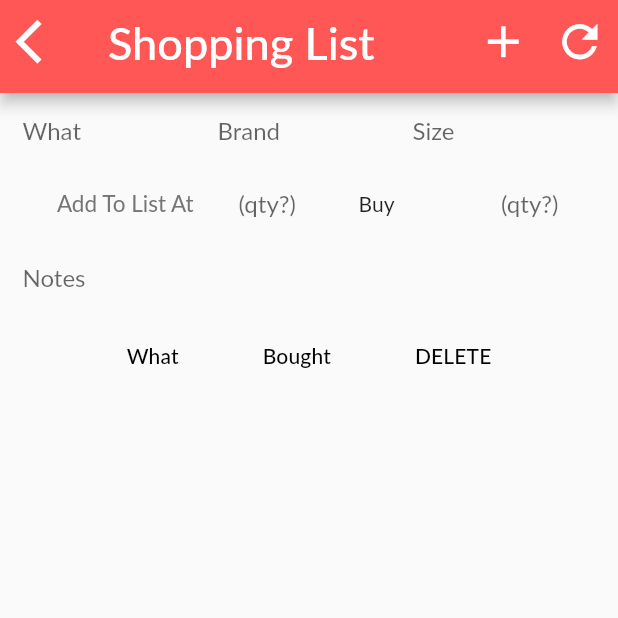
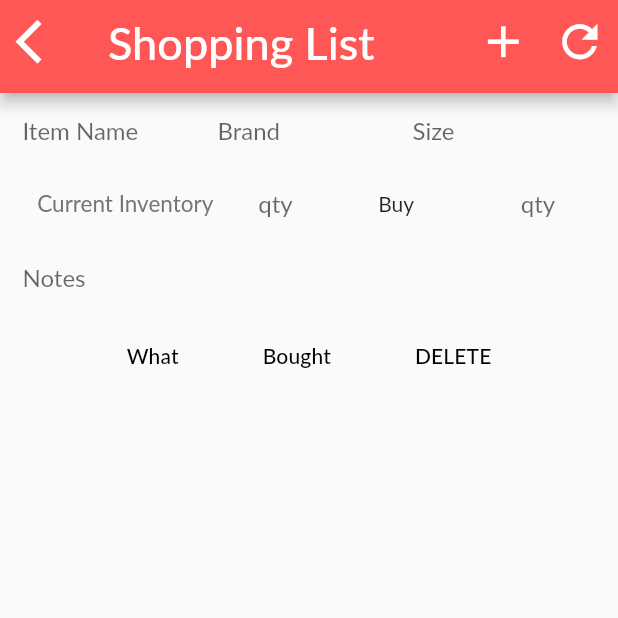
Before and after one commit to jamiesonshayna/LookToTheCook, a Flutter app: the UserShopScreen screen opened by its route, on a phone screen of 412 x 824 dp, the top half of it. Run offline on Flutter 3.47's test engine with Material 2 defaults, Android fonts, the phone set to English and light mode, and no system bars; our stand-ins replace auto_size_text, connectivity, flutter_secure_storage, flutter_spinkit, font_awesome_flutter, modal_progress_hud and 1 more; missing offline and left inert: amazon_cognito_identity_dart; accounts and stored records are empty; network calls fail; Roboto replaces fonts that are missing (Lato).

Commit message:
Refactor shopping/inventory labels

```diff
--- a/look_to_the_cook/lib/views/user_inventory_screen.dart
+++ b/look_to_the_cook/lib/views/user_inventory_screen.dart
@@ -442,7 +442,7 @@ class item extends State<UserInvScreen>{
                   children: <Widget>[
                     Padding(
                       padding: EdgeInsets.all(10.0),
-                        child: Text("Add To Shopping At:", style:
+                        child: Text("Add To Shopping At", style:
                         TextStyle(
                           color: Colors.grey[600],
                           fontSize: 15.0
@@ -496,7 +496,7 @@ class item extends State<UserInvScreen>{
                 ),
               ),
                 OutlineButton(
-                  child: Text('-1 Used'),
+                  child: Text('Used (-1 Qty)'),
                   onPressed: () {
                     // will delete one qty of item from inventory
                     __useItemFromInventory(_selectedInventory);
--- a/look_to_the_cook/lib/views/user_shop_screen.dart
+++ b/look_to_the_cook/lib/views/user_shop_screen.dart
@@ -352,7 +352,7 @@ class item extends State<UserShopScreen>{
                       child:TextField(
                         controller: _whatController,
                         decoration: InputDecoration.collapsed(
-                          hintText: 'What',
+                          hintText: 'Item Name',
                         ),
                       ),
                     ),
@@ -389,7 +389,7 @@ class item extends State<UserShopScreen>{
                   children: <Widget>[
                     Padding(
                       padding: EdgeInsets.all(15.0),
-                      child: Text("Add To List At",
+                      child: Text("Current Inventory",
                         style: TextStyle(
                           color: Colors.grey[600],
                           fontSize: 15.0
@@ -403,7 +403,7 @@ class item extends State<UserShopScreen>{
                         child:TextField(
                           controller: _alertQtyController,
                           decoration: InputDecoration.collapsed(
-                            hintText: '(qty?)',
+                            hintText: 'qty',
                           ),
                         ),
                       ),
@@ -422,7 +422,7 @@ class item extends State<UserShopScreen>{
                         child:TextField(
                           controller: _shoppingListQtyController,
                           decoration: InputDecoration.collapsed(
-                            hintText: '(qty?)',
+                            hintText: 'qty',
                           ),
                         ),
                       ),
```
